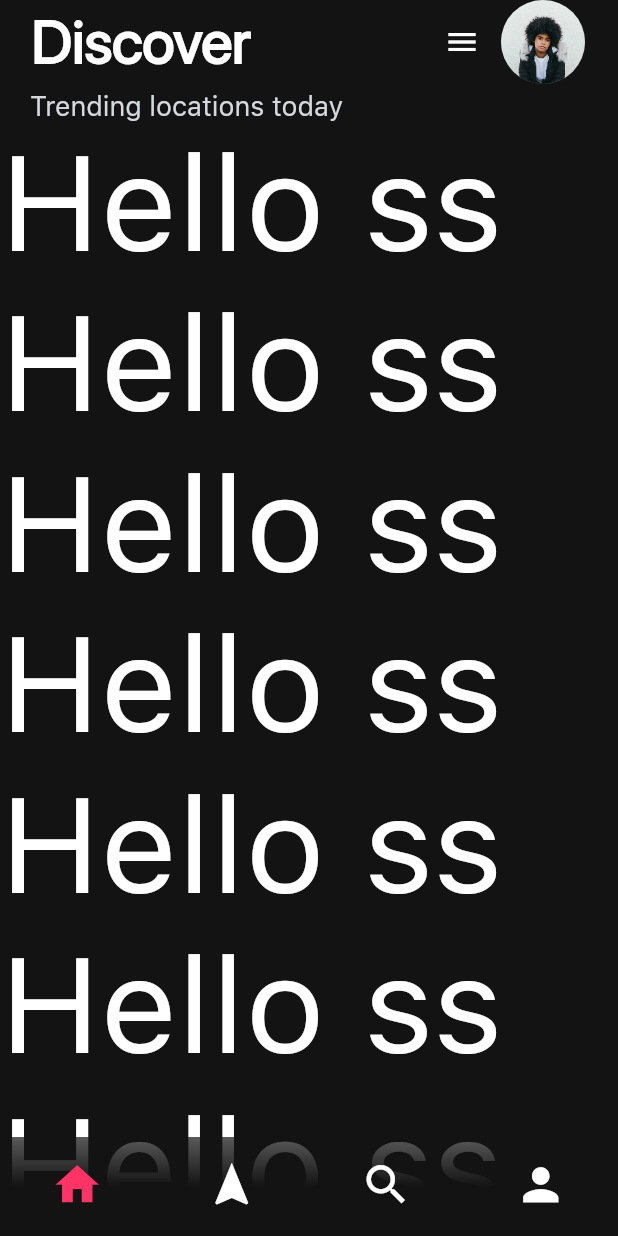
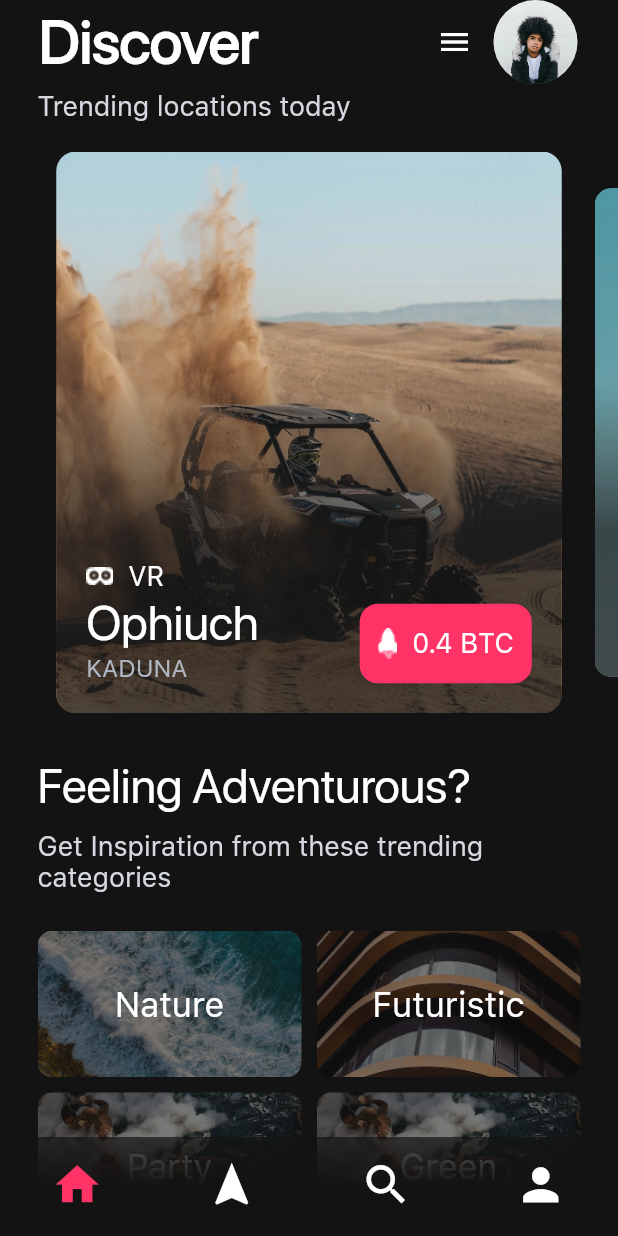
Before and after one commit to nonybrighto/spaced-travel-app, a Flutter app: the screen it shows after launch, on a phone screen of 412 x 824 dp. Run offline on Flutter 3.47's test engine with Material 2 defaults, Android fonts, the phone set to English and light mode, and no system bars; drawn by our look-alikes of carousel_slider.

Commit message:
Create discovery page

```diff
--- a/lib/constants.dart
+++ b/lib/constants.dart
@@ -1,9 +1,21 @@
 import 'package:flutter/material.dart';
 
 //dimensions
-const kDefaultPadding = 20.0;
+const kDefaultPadding = 25.0;
+
+//paths
+const kImagesPath = 'assets/images';
+const kIconsPath = 'assets/icons';
 
 //color
 const kBackgroundColor = Color(0xff131313);
 const kNoteTextColor = Color(0xffd5d9df);
 const kAccentColor = Color(0xffff3366);
+
+// styles
+
+const kHeadingStyle = TextStyle(
+  fontSize: 32,
+  fontFamily: 'SFProDisplay',
+  fontWeight: FontWeight.w500,
+);
--- /dev/null
+++ b/lib/models/category.dart
@@ -0,0 +1,6 @@
+class Category {
+  String name;
+  String imageUrl;
+
+  Category({required this.name, required this.imageUrl});
+}
--- a/lib/models/location.dart
+++ b/lib/models/location.dart
@@ -12,6 +12,6 @@ class Location {
   });
 
   String getFormattedPrice() {
-    return '${price}BTC';
+    return '$price BTC';
   }
 }
--- a/lib/pages/home_views/discovery.dart
+++ b/lib/pages/home_views/discovery.dart
@@ -1,5 +1,11 @@
+import 'package:carousel_slider/carousel_slider.dart';
 import 'package:flutter/material.dart';
+import 'package:spaced_trip_scheduler/constants.dart';
+import 'package:spaced_trip_scheduler/models/category.dart';
+import 'package:spaced_trip_scheduler/models/location.dart';
 import 'package:spaced_trip_scheduler/widgets/base_view.dart';
+import 'package:spaced_trip_scheduler/widgets/category_card.dart';
+import 'package:spaced_trip_scheduler/widgets/location_slider_card.dart';
 
 class Discovery extends StatelessWidget {
   const Discovery({Key? key}) : super(key: key);
@@ -11,53 +17,111 @@ class Discovery extends StatelessWidget {
       subTitle: 'Trending locations today',
       body: SingleChildScrollView(
         child: Column(
+          crossAxisAlignment: CrossAxisAlignment.start,
           children: [
-            Text(
-              'Hello ss ' * 90,
-              style: TextStyle(fontSize: 90),
-            ),
+            _buildImageSlider(context),
+            Padding(
+              padding: const EdgeInsets.only(
+                left: kDefaultPadding,
+                top: 10,
+                right: kDefaultPadding,
+              ),
+              child: Column(
+                crossAxisAlignment: CrossAxisAlignment.start,
+                children: [
+                  const Text(
+                    'Feeling Adventurous?',
+                    style: kHeadingStyle,
+                  ),
+                  const SizedBox(
+                    height: 10,
+                  ),
+                  const Text(
+                    'Get Inspiration from these trending categories',
+                    style: TextStyle(
+                      color: Color(0xffd5d9df),
+                    ),
+                  ),
+                  const SizedBox(
+                    height: 25,
+                  ),
+                  _buildCategories(),
+                ],
+              ),
+            )
           ],
         ),
       ),
     );
   }
 
-  //  _buildImageSlider() {
-  //   List<String> imageList = [
-  //     'theme_one.png',
-  //     'theme_two.png',
-  //     'theme_three.png'
-  //   ];
+  _buildImageSlider(BuildContext context) {
+    List<Location> sliderLocations = [
+      Location(
+        title: 'Ophiuch',
+        place: 'Kaduna',
+        imageUrl: '$kImagesPath/roberto-nickson-g-549146-unsplash.jpg',
+        price: 0.4,
+      ),
+      Location(
+        title: 'Santorini',
+        place: 'New Osogbo',
+        imageUrl: '$kImagesPath/simone-hutsch-699861-unsplash.jpg',
+        price: 0.5,
+      ),
+      Location(
+        title: 'Marrakech',
+        place: 'Neptune',
+        imageUrl: '$kImagesPath/kenny-luo-516116-unsplash.jpg',
+        price: 2.8,
+      ),
+    ];
 
-  //   return CarouselSlider(
-  //               items: imageList
-  //                   .map((image) => _buildImageDisplay(image))
-  //                   .toList(),
-  //               options: CarouselOptions(
-  //                   initialPage: _getInitialPage(appProvider.themeType),
-  //                   autoPlay: false,
-  //                   enlargeCenterPage: true,
-  //                   height: MediaQuery.of(context).size.height * 1 / 2,
-  //                   // aspectRatio: 0.9,
-  //                   viewportFraction: 0.6,
-  //                   onPageChanged: (index, reason) {
-  //                     switch (index) {
-  //                       case 0:
-  //                         appProvider.changeThemeType(ThemeType.one);
-  //                         break;
-  //                       case 1:
-  //                         appProvider.changeThemeType(ThemeType.two);
-  //                         break;
-  //                       case 2:
-  //                         appProvider.changeThemeType(ThemeType.three);
-  //                         break;
-  //                       default:
-  //                         appProvider.changeThemeType(ThemeType.one);
-  //                     }
+    return Padding(
+      padding: const EdgeInsets.symmetric(vertical: 20.0),
+      child: CarouselSlider(
+        options: CarouselOptions(
+            autoPlay: false,
+            aspectRatio: 1.1,
+            enableInfiniteScroll: false,
+            enlargeCenterPage: true,
+            viewportFraction:
+                (MediaQuery.of(context).size.width - 3 * kDefaultPadding) /
+                    MediaQuery.of(context).size.width,
+            disableCenter: true,
+            onScrolled: (val) {
+              print(val);
+            }),
+        items: sliderLocations
+            .map((location) => LocationSliderCard(location: location))
+            .toList(),
+      ),
+    );
+  }
 
-  //                     setState(() {
-  //                       _currentIndex = index;
-  //                     });
-  //                   });
-  // }
+  _buildCategories() {
+    const categriesPath = '$kImagesPath/categories';
+    List<Category> categories = [
+      Category(name: 'Nature', imageUrl: '$categriesPath/nature.png'),
+      Category(name: 'Futuristic', imageUrl: '$categriesPath/futuristic.png'),
+      Category(name: 'Party', imageUrl: '$categriesPath/party.png'),
+      Category(name: 'Green', imageUrl: '$categriesPath/green.png'),
+    ];
+
+    return GridView.builder(
+      physics: const NeverScrollableScrollPhysics(),
+      shrinkWrap: true,
+      gridDelegate: const SliverGridDelegateWithFixedCrossAxisCount(
+          crossAxisCount: 2,
+          crossAxisSpacing: 10.0,
+          mainAxisSpacing: 10.0,
+          childAspectRatio: 1.8),
+      itemCount: categories.length,
+      itemBuilder: (context, index) {
+        return CategoryCard(
+          category: categories[index],
+        );
+      },
+    );
+  }
 }
--- a/lib/widgets/base_view.dart
+++ b/lib/widgets/base_view.dart
@@ -18,7 +18,7 @@ class BaseView extends StatelessWidget {
       appBar: AppBar(
         centerTitle: false,
         title: Padding(
-          padding: const EdgeInsets.only(left: 5.0),
+          padding: const EdgeInsets.only(left: 10.0),
           child: Text(
             title ?? 'Spaced',
             style: const TextStyle(fontSize: 40, fontFamily: 'SFProDisplay'),
--- /dev/null
+++ b/lib/widgets/category_card.dart
@@ -0,0 +1,43 @@
+import 'package:flutter/material.dart';
+import 'package:spaced_trip_scheduler/models/category.dart';
+
+class CategoryCard extends StatelessWidget {
+  final Category category;
+  const CategoryCard({
+    Key? key,
+    required this.category,
+  }) : super(key: key);
+
+  @override
+  Widget build(BuildContext context) {
+    return ClipRRect(
+      borderRadius: BorderRadius.circular(10),
+      child: Container(
+        decoration: BoxDecoration(
+            image: DecorationImage(
+          colorFilter: ColorFilter.mode(
+            Colors.black.withOpacity(
+                0.9), //current images don't with much tint cuz they re dark
+            BlendMode.dstATop,
+          ),
+          image: AssetImage(category.imageUrl),
+          fit: BoxFit.cover,
+        )),
+        child: Material(
+          color: Colors.transparent,
+          child: InkWell(
+            child: Center(
+                child: Text(
+              category.name,
+              style: const TextStyle(
+                fontSize: 23,
+                fontWeight: FontWeight.w500,
+              ),
+            )),
+            onTap: () {},
+          ),
+        ),
+      ),
+    );
+  }
+}
--- a/lib/widgets/location_slider_card.dart
+++ b/lib/widgets/location_slider_card.dart
@@ -1,21 +1,113 @@
 import 'package:flutter/material.dart';
+import 'package:spaced_trip_scheduler/constants.dart';
 import 'package:spaced_trip_scheduler/models/location.dart';
 
 class LocationSliderCard extends StatelessWidget {
   final Location location;
-  const LocationSliderCard({Key? key, required this.location}) : super(key: key);
+  const LocationSliderCard({Key? key, required this.location})
+      : super(key: key);
 
   @override
   Widget build(BuildContext context) {
-    return Stack(
-      children: [
-        Container(
-          decoration: BoxDecoration(
-            image: DecorationImage(image: AssetImage(location.imageUrl))
+    const spacer = SizedBox(height: 2);
+    return ClipRRect(
+      borderRadius: const BorderRadius.all(Radius.circular(13)),
+      child: Stack(
+        children: [
+          Container(
+            decoration: BoxDecoration(
+                image: DecorationImage(
+              image: AssetImage(location.imageUrl),
+              fit: BoxFit.cover,
+            )),
           ),
-        ),
-        Image.asset('ss')
-      ],
+          Container(
+            decoration: BoxDecoration(
+                gradient: LinearGradient(
+              begin: Alignment.topCenter,
+              end: Alignment.bottomCenter,
+              colors: [
+                Colors.transparent,
+                kBackgroundColor.withOpacity(0.1),
+                kBackgroundColor.withOpacity(0.7),
+              ],
+              stops: const [0.0, 0.4, 0.7],
+            )),
+          ),
+          Positioned(
+            bottom: 20,
+            left: 20,
+            right: 20,
+            child: Row(
+              mainAxisAlignment: MainAxisAlignment.spaceBetween,
+              crossAxisAlignment: CrossAxisAlignment.end,
+              children: [
+                Expanded(
+                  child: Column(
+                    crossAxisAlignment: CrossAxisAlignment.start,
+                    children: [
+                      Row(
+                        children: [
+                          Image.asset('$kIconsPath/vr_icon.png'),
+                          const SizedBox(
+                            width: 10,
+                          ),
+                          const Text('VR')
+                        ],
+                      ),
+                      spacer,
+                      Text(
+                        location.title,
+                        style: kHeadingStyle,
+                      ),
+                      spacer,
+                      Text(
+                        location.place.toUpperCase(),
+                        style: const TextStyle(
+                          fontSize: 16,
+                          color: Color(0xffafb6c1),
+                        ),
+                      )
+                    ],
+                  ),
+                ),
+                const SizedBox(
+                  width: 2,
+                ),
+                Container(
+                  padding: const EdgeInsets.symmetric(
+                    horizontal: 12,
+                    vertical: 16,
+                  ),
+                  decoration: BoxDecoration(
+                    borderRadius: BorderRadius.circular(12),
+                    color: kAccentColor,
+                  ),
+                  child: Row(
+                    children: [
+                      Image.asset('$kIconsPath/rocket.png'),
+                      const SizedBox(
+                        width: 10,
+                      ),
+                      Text(location.getFormattedPrice())
+                    ],
+                  ),
+                ),
+              ],
+            ),
+          ),
+          // Image.asset('ss')
+          Material(
+            color: Colors.transparent,
+            child: InkWell(
+              child: Container(),
+              onTap: () {
+                print('stop clicked');
+              },
+            ),
+          )
+        ],
+      ),
     );
   }
 }
--- a/pubspec.yaml
+++ b/pubspec.yaml
@@ -55,6 +55,8 @@ flutter:
   # To add assets to your application, add an assets section, like this:
   assets:
     - assets/images/
+    - assets/icons/
+    - assets/images/categories/
   # An image asset can refer to one or more resolution-specific "variants", see
   # https://flutter.dev/assets-and-images/#resolution-aware.
   # For details regarding adding assets from package dependencies, see
```
Also changed, not shown: assets/icons/rocket.png (added), assets/icons/vr_icon.png (added), assets/images/categories/futuristic.png (added), assets/images/categories/green.png (added), assets/images/categories/nature.png (added), assets/images/categories/party.png (added).
